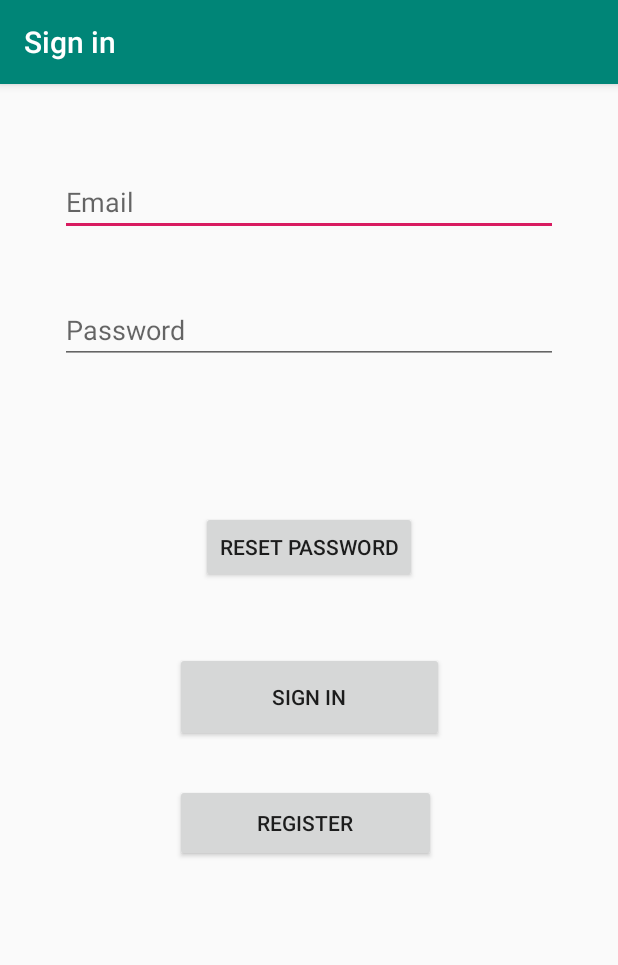
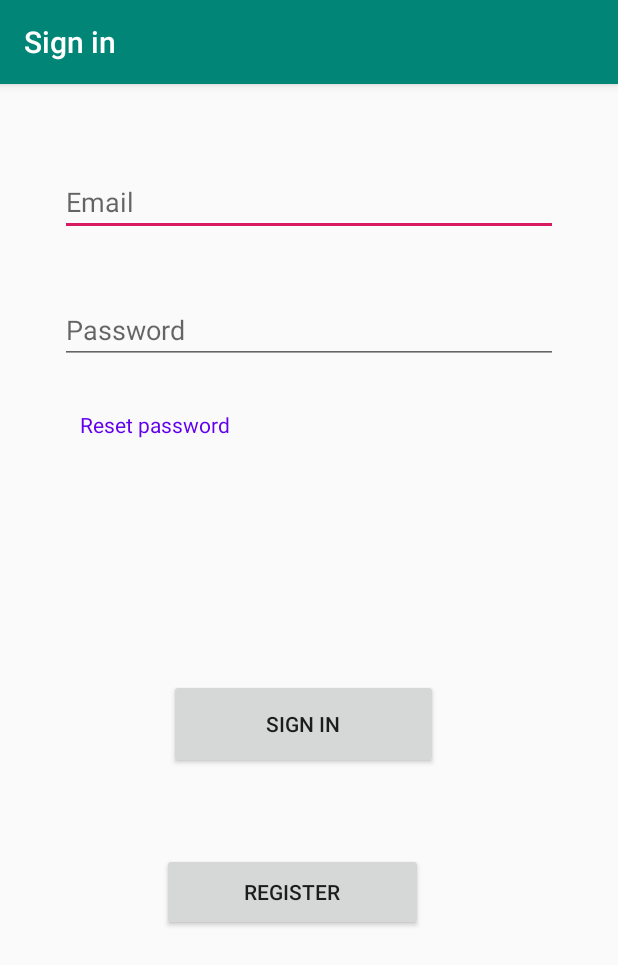
Before and after one commit to transmission-project/y2-project, an Android app: the screen it shows after launch (LoginActivity), on a phone screen of 412 x 824 dp. Shown: the top 965 px of the screen. Run offline under Robolectric (Android 15) with nearby library versions, the light colour scheme and no system bars; our stand-ins replace Firebase (no records; nobody signed in at launch, a user with empty details on screens opened directly).

Commit message:
Reset password button fixed

```diff
--- a/android/app/src/main/java/com/example/huntertalk/ui/login/LoginActivity.java
+++ b/android/app/src/main/java/com/example/huntertalk/ui/login/LoginActivity.java
@@ -12,6 +12,7 @@ import android.view.Gravity;
 import android.view.View;
 import android.widget.Button;
 import android.widget.EditText;
+import android.widget.TextView;
 import android.widget.Toast;
 
 import com.example.huntertalk.Home_page;
@@ -29,7 +30,7 @@ public class LoginActivity extends AppCompatActivity {
 
     private Button loginButton;
     private Button registrationButton;
-    private Button resetpw;
+    private TextView resetpw;
     private FirebaseAuth mAuth;
     private static final String TAG = "LoginActivity";
 
--- a/android/app/src/main/res/layout/activity_login.xml
+++ b/android/app/src/main/res/layout/activity_login.xml
@@ -51,18 +51,17 @@
         android:layout_height="60dp"
         android:layout_gravity="start"
         android:layout_marginStart="8dp"
-        android:layout_marginLeft="8dp"
-        android:layout_marginTop="40dp"
+        android:layout_marginTop="8dp"
         android:layout_marginEnd="8dp"
-        android:layout_marginRight="8dp"
-        android:layout_marginBottom="64dp"
+        android:layout_marginBottom="268dp"
         android:enabled="false"
         android:text="@string/action_sign_in_short"
         app:layout_constraintBottom_toBottomOf="parent"
         app:layout_constraintEnd_toEndOf="parent"
+        app:layout_constraintHorizontal_bias="0.481"
         app:layout_constraintStart_toStartOf="parent"
         app:layout_constraintTop_toBottomOf="@+id/resetpw"
-        app:layout_constraintVertical_bias="0.023" />
+        app:layout_constraintVertical_bias="0.84" />
 
     <ProgressBar
         android:id="@+id/loading"
@@ -85,26 +84,26 @@
         android:layout_width="174dp"
         android:layout_height="52dp"
         android:layout_marginStart="8dp"
-        android:layout_marginLeft="8dp"
-        android:layout_marginTop="28dp"
+        android:layout_marginTop="56dp"
         android:layout_marginEnd="8dp"
-        android:layout_marginRight="8dp"
         android:text="Register"
         app:layout_constraintEnd_toEndOf="parent"
-        app:layout_constraintHorizontal_bias="0.488"
+        app:layout_constraintHorizontal_bias="0.443"
         app:layout_constraintStart_toStartOf="parent"
         app:layout_constraintTop_toBottomOf="@+id/login" />
 
-    <Button
+    <TextView
         android:id="@+id/resetpw"
         android:layout_width="wrap_content"
-        android:layout_height="wrap_content"
+        android:layout_height="26dp"
         android:layout_marginStart="8dp"
-        android:layout_marginTop="48dp"
+        android:layout_marginTop="76dp"
         android:layout_marginEnd="8dp"
         android:text="Reset password"
+        android:textColor="@color/design_default_color_primary"
         app:layout_constraintEnd_toEndOf="parent"
+        app:layout_constraintHorizontal_bias="0.11"
         app:layout_constraintStart_toStartOf="parent"
-        app:layout_constraintTop_toTopOf="@+id/loading" />
+        app:layout_constraintTop_toTopOf="@+id/password" />
 
 </android.support.constraint.ConstraintLayout>
```
